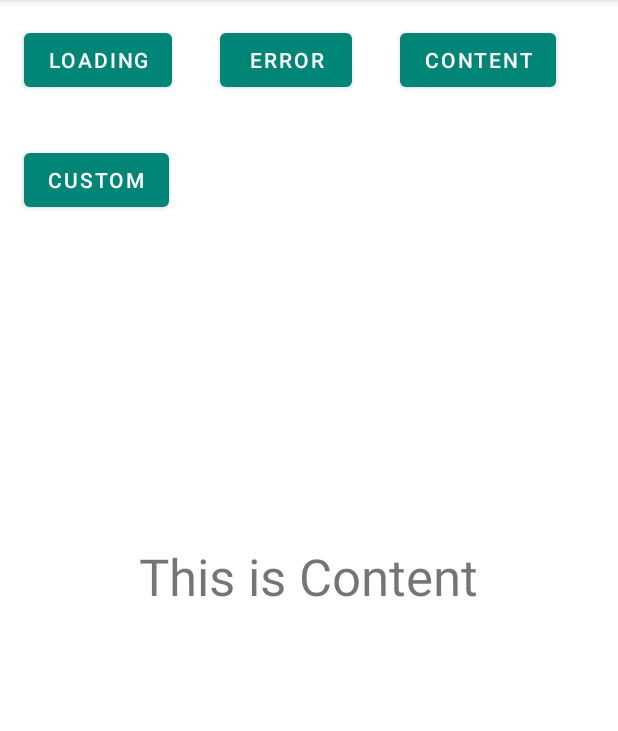
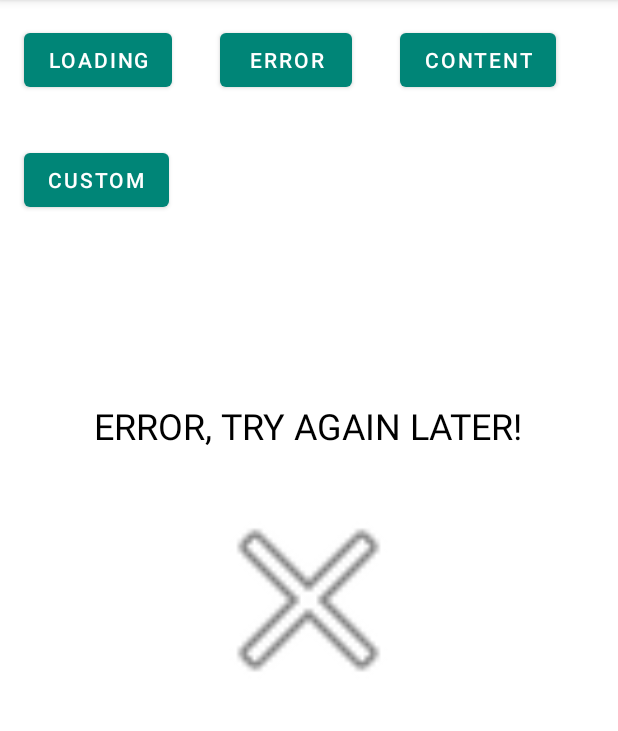
Before and after one commit to FaytMaruf/ViewStateLayout, an Android app: the screen it shows after launch (MainActivity), after a tap on "CUSTOM", on a phone screen of 412 x 824 dp, the part 84-815 px from its top. Run offline under Robolectric (Android 15) with nearby library versions, the phone set to English and light mode, and no system bars.

Commit message:
add custom error view

```diff
--- a/app/src/main/java/com/irtikaz/widget/MainActivity.kt
+++ b/app/src/main/java/com/irtikaz/widget/MainActivity.kt
@@ -27,7 +27,8 @@ class MainActivity : AppCompatActivity() {
         }
 
         btn_custom.setOnClickListener {
-            layout_viewstate.customLoadingView = R.layout.custom_loading
+            layout_viewstate.customErrorView = R.layout.custom_error
+            layout_viewstate.showError()
         }
     }
 }
--- /dev/null
+++ b/app/src/main/res/layout/custom_error.xml
@@ -0,0 +1,20 @@
+<?xml version="1.0" encoding="utf-8"?>
+<LinearLayout xmlns:android="http://schemas.android.com/apk/res/android"
+        android:orientation="vertical"
+        android:layout_width="match_parent"
+        android:layout_height="match_parent"
+        android:gravity="center"
+        >
+
+    <TextView
+            android:layout_width="wrap_content"
+            android:layout_height="wrap_content"
+            android:layout_centerInParent="true"
+            android:textSize="@dimen/large"
+            android:textColor="@android:color/black"
+            android:text="ERROR, TRY AGAIN LATER!"/>
+    <ImageView
+            android:layout_width="150dp"
+            android:layout_height="200dp"
+            android:src="@android:drawable/ic_menu_close_clear_cancel"/>
+</LinearLayout>
--- a/view/src/main/java/com/irtikaz/view/widget/StateView.kt
+++ b/view/src/main/java/com/irtikaz/view/widget/StateView.kt
@@ -5,6 +5,7 @@ import android.view.View
 
 interface StateView {
     fun showContent()
+    fun showError()
     fun showError(title: String, message: String, buttonText: String?, listener: View.OnClickListener?)
     fun showErrorWithImage(img: Drawable, title: String, message: String, buttonText: String?, listener: View.OnClickListener?)
     fun showLoading()
--- a/view/src/main/java/com/irtikaz/view/widget/ViewStateLayout.kt
+++ b/view/src/main/java/com/irtikaz/view/widget/ViewStateLayout.kt
@@ -23,7 +23,7 @@ class ViewStateLayout
     companion object {
         private const val STATE_CONTENT = "s_content"
         private const val STATE_LOADING = "s_loading"
-        private const val STATE_EMPTY = "s_empty"
+        //private const val STATE_EMPTY = "s_empty"
         private const val STATE_ERROR = "s_error"
     }
 
@@ -52,9 +52,14 @@ class ViewStateLayout
     private lateinit var imgDrawable: Drawable
 
     var customLoadingView = 0
+    var customErrorView = 0
 
     override fun showContent() {
         setState(STATE_CONTENT, null, null, null, null)
+    }
+
+    override fun showError() {
+        setState(STATE_ERROR, null, null, null, null)
     }
 
     override fun showError(
@@ -96,10 +101,11 @@ class ViewStateLayout
                 setContentVisibility(false, Collections.emptyList())
                 setupLoadingView()
             }
-            STATE_EMPTY -> {
-            }
+            //STATE_EMPTY -> {}
             STATE_ERROR -> {
                 setContentVisibility(false, Collections.emptyList())
+                if (customErrorView != 0) setupErrorCustomView()
+                else {
                     setupErrorView()
                     if (::imgDrawable.isInitialized)
                         imgError.setImageDrawable(imgDrawable)
@@ -115,6 +121,7 @@ class ViewStateLayout
                 }
             }
         }
+    }
 
     private fun setContentVisibility(visible: Boolean, skipIds: List<Int>) {
         for (v in contentViews) {
@@ -126,7 +133,7 @@ class ViewStateLayout
 
     override fun addView(child: View?, index: Int, params: ViewGroup.LayoutParams?) {
         super.addView(child, index, params)
-        if (child?.tag == null || (child.tag != STATE_LOADING && child.tag != STATE_EMPTY &&
+        if (child?.tag == null || (child.tag != STATE_LOADING && /*child.tag != STATE_EMPTY &&*/
                     child.tag != STATE_ERROR)
         ) {
             contentViews.add(child!!)
@@ -159,6 +166,51 @@ class ViewStateLayout
 
         } else {
             loadingLayout.visibility = VISIBLE
+        }
+    }
+
+    private fun setupErrorCustomView() {
+        if (!::errorLayout.isInitialized) {
+            view = inflater.inflate(customErrorView, null)
+            errorLayout = view
+            errorLayout.tag = STATE_ERROR
+
+            val layoutParams = FrameLayout.LayoutParams(
+                ViewGroup.LayoutParams.MATCH_PARENT,
+                ViewGroup.LayoutParams.MATCH_PARENT
+            ).apply {
+            }
+
+            if (view.parent != null) {
+                removeAllViews()
+            }
+
+            if (view.parent == null) {
+                addView(errorLayout, layoutParams)
+            }
+
+
+        } else {
+            if(errorLayout.id != customErrorView){
+                view = inflater.inflate(customErrorView, null)
+                errorLayout = view
+                errorLayout.tag = STATE_ERROR
+
+                val layoutParams = FrameLayout.LayoutParams(
+                    ViewGroup.LayoutParams.MATCH_PARENT,
+                    ViewGroup.LayoutParams.MATCH_PARENT
+                ).apply {
+                }
+
+                if (view.parent != null) {
+                    removeAllViews()
+                }
+
+                if (view.parent == null) {
+                    addView(errorLayout, layoutParams)
+                }
+            }
+            errorLayout.visibility = VISIBLE
         }
     }
 
--- a/view/src/main/res/layout/viewstate_error.xml
+++ b/view/src/main/res/layout/viewstate_error.xml
@@ -37,7 +37,7 @@
                 android:id="@+id/txt_error_msg"
                 style="@style/TextContent"
                 android:layout_below="@id/txt_error_title"
-                android:text="Anda telah berhasil mendaftar sebagai Nasabah BNI Syariah. Untuk selanjutnya silakan aktivasi akun anda"
+                tools:text="Anda telah berhasil mendaftar sebagai Nasabah BNI Syariah. Untuk selanjutnya silakan aktivasi akun anda"
                 android:gravity="center"
                 android:layout_marginStart="@dimen/medium"
                 android:layout_marginEnd="@dimen/medium"
```
Lines whose indentation alone changed are shown as unchanged.
